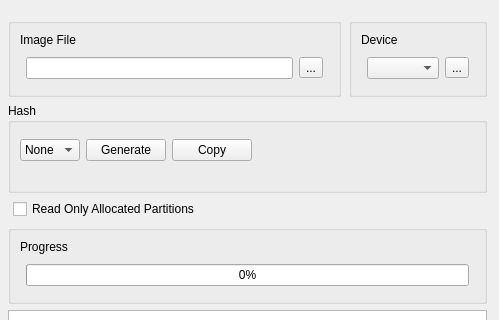
Old version of the form src/mainwindow.ui in the repository oznotes/win32diskimagerbeyond; both pictures show x 0 to 499 and y 0 to 320 of the 499 by 556 pixel window.
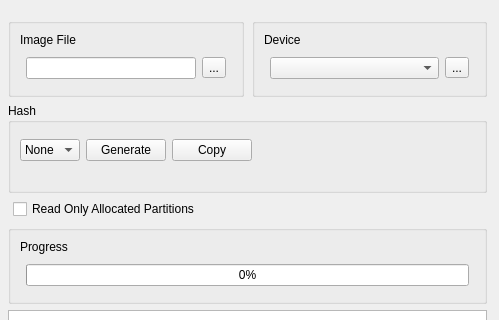
New version of the form. Icons and pictures are not drawn. Custom widgets are drawn as their Qt base class.

Commit message:
Set size policy for group boxes in mainwindow.ui
Added sizePolicy properties to groupBox and groupBox_2 widgets to improve layout behavior by setting horizontal stretch to 1 and vertical stretch to 0.

```diff
--- a/src/mainwindow.ui
+++ b/src/mainwindow.ui
@@ -68,6 +68,12 @@
       </property>
       <item>
        <widget class="QGroupBox" name="groupBox">
+        <property name="sizePolicy">
+         <sizepolicy hsizetype="Preferred" vsizetype="Preferred">
+          <horstretch>1</horstretch>
+          <verstretch>0</verstretch>
+         </sizepolicy>
+        </property>
         <property name="title">
          <string/>
         </property>
@@ -117,6 +123,12 @@
       </item>
       <item>
        <widget class="QGroupBox" name="groupBox_2">
+        <property name="sizePolicy">
+         <sizepolicy hsizetype="Preferred" vsizetype="Preferred">
+          <horstretch>1</horstretch>
+          <verstretch>0</verstretch>
+         </sizepolicy>
+        </property>
         <property name="title">
          <string/>
         </property>
```
